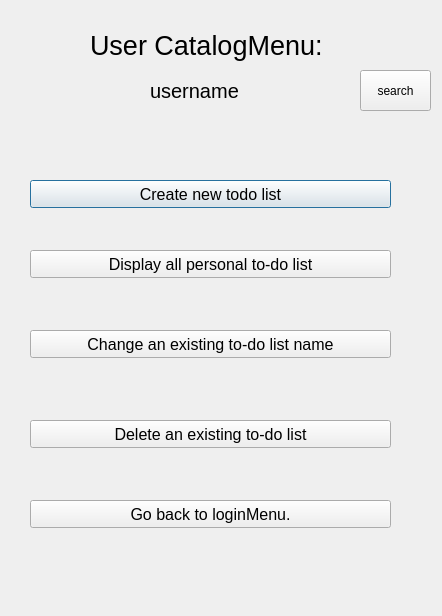
Old version of the form secondmain.ui in the repository kuku20/qttodolist.
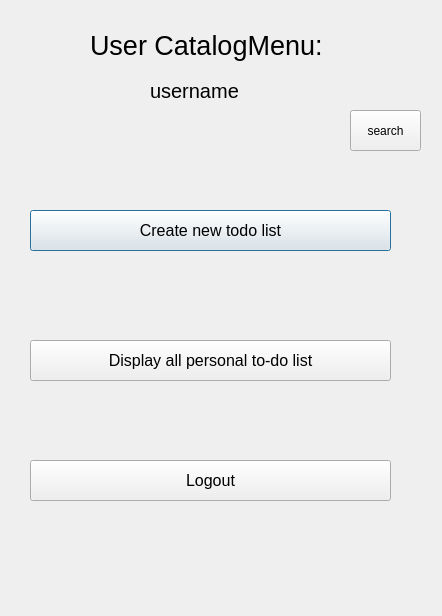
New version of the form.

What changed in the file:
```diff
--- a/secondmain.ui
+++ b/secondmain.ui
@@ -35,9 +35,9 @@
    <property name="geometry">
     <rect>
      <x>30</x>
-     <y>180</y>
+     <y>210</y>
      <width>361</width>
-     <height>28</height>
+     <height>41</height>
     </rect>
    </property>
    <property name="font">
@@ -53,9 +53,9 @@
    <property name="geometry">
     <rect>
      <x>30</x>
-     <y>250</y>
+     <y>340</y>
      <width>361</width>
-     <height>28</height>
+     <height>41</height>
     </rect>
    </property>
    <property name="font">
@@ -71,9 +71,9 @@
    <property name="geometry">
     <rect>
      <x>30</x>
-     <y>500</y>
+     <y>460</y>
      <width>361</width>
-     <height>28</height>
+     <height>41</height>
     </rect>
    </property>
    <property name="font">
@@ -82,14 +82,14 @@
     </font>
    </property>
    <property name="text">
-    <string>Go back to loginMenu.</string>
+    <string>Logout</string>
    </property>
   </widget>
   <widget class="QLabel" name="label_2">
    <property name="geometry">
     <rect>
      <x>40</x>
-     <y>319</y>
+     <y>300</y>
      <width>351</width>
      <height>41</height>
     </rect>
@@ -103,42 +103,6 @@
     <string/>
    </property>
   </widget>
-  <widget class="QPushButton" name="pushButton_4">
-   <property name="geometry">
-    <rect>
-     <x>30</x>
-     <y>330</y>
-     <width>361</width>
-     <height>28</height>
-    </rect>
-   </property>
-   <property name="font">
-    <font>
-     <pointsize>12</pointsize>
-    </font>
-   </property>
-   <property name="text">
-    <string>Change an existing to-do list name</string>
-   </property>
-  </widget>
-  <widget class="QPushButton" name="pushButton_5">
-   <property name="geometry">
-    <rect>
-     <x>30</x>
-     <y>420</y>
-     <width>361</width>
-     <height>28</height>
-    </rect>
-   </property>
-   <property name="font">
-    <font>
-     <pointsize>12</pointsize>
-    </font>
-   </property>
-   <property name="text">
-    <string>Delete an existing to-do list</string>
-   </property>
-  </widget>
   <widget class="QLabel" name="label_userdb">
    <property name="geometry">
     <rect>
@@ -160,8 +124,8 @@
   <widget class="QPushButton" name="pushButton_6">
    <property name="geometry">
     <rect>
-     <x>360</x>
-     <y>70</y>
+     <x>350</x>
+     <y>110</y>
      <width>71</width>
      <height>41</height>
     </rect>
```
